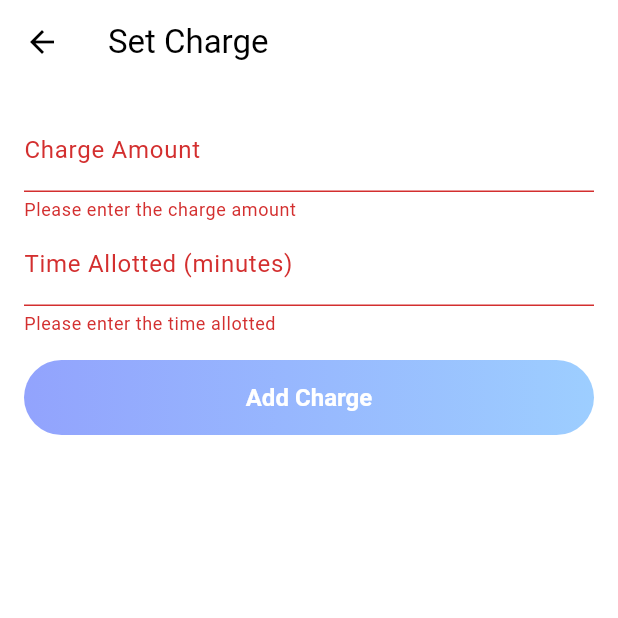
After one commit to bhargavrohit33/Medibookings, a Flutter app: the HomePage screen opened by its route, item 3 of the bottom bar chosen, after a tap on "Add Charge", on a phone screen of 412 x 824 dp, the top half of it. The commit adds this screen. Run offline on Flutter 3.47's test engine with Material 3 defaults, Android fonts, the phone set to English and light mode, and no system bars; our stand-ins replace file_picker, google_fonts, table_calendar; Roboto replaces fonts that are missing (Poppins).

Commit message:
created set charge , home screen and other screens

```diff
--- a/lib/common/app_colors.dart
+++ b/lib/common/app_colors.dart
@@ -1,12 +1,11 @@
- import 'dart:ui';
 
 import 'package:flutter/material.dart';
 import 'package:medibookings/common/material_color.dart';
 
 var primaryColor = Color(0xFF92A3FD);
-
 var themeColor = createMaterialColor(const Color(0xFF92A3FD));
 var buttonGradient = Color(0xFF9DCEFF);
+var secondaryColor = Color.fromARGB(255, 119, 208, 243);
 var lightpinkColor = Color(0xFFC58BF2);
 var bottomBarContentColor = Colors.white;
 //color
--- a/lib/common/route.dart
+++ b/lib/common/route.dart
@@ -2,18 +2,24 @@
 
 import 'package:flutter/material.dart';
 import 'package:medibookings/common/route_name.dart';
+import 'package:medibookings/presentation/screens/appointment/appointment_screen.dart';
 import 'package:medibookings/presentation/screens/auth/forgot_password_screen.dart';
 import 'package:medibookings/presentation/screens/auth/login_screen.dart';
 import 'package:medibookings/presentation/screens/auth/register_screen.dart';
+import 'package:medibookings/presentation/screens/home/home_screen.dart';
+import 'package:medibookings/presentation/screens/set_charge/set_charge_screen.dart';
 import 'package:medibookings/presentation/screens/splash/splash_screen.dart';
 import 'package:medibookings/presentation/screens/upload_document/upload_documents_screen.dart';
 import 'package:medibookings/presentation/screens/welcome/welcome_screen.dart';
 
 Map<String,WidgetBuilder> routes ={
   RouteName.splashRoute:(context)=>const SplashScreen(),
+  RouteName.homePageRoute:(context)=>const HomePage(),
   RouteName.welcomeRoute:(context) => const WelcomeScreen(),
   RouteName.loginRoute:(context) => const LoginScreen(),
+  RouteName.appointmentPageRoute:(context) => const AppointmentScreen(),
   RouteName.registerRoute:(context) =>  RegisterScreen(),
+  RouteName.setChargeRoute:(context) =>  const SetChargeScreen(),
   RouteName.forgetPasswordRoute:(context) => const ForgotPasswordScreen(),
   RouteName.uploadDocumentPageRoute:(context)=>const UploadDocumentsScreen()
 };
--- a/lib/common/route_name.dart
+++ b/lib/common/route_name.dart
@@ -1,10 +1,11 @@
 class RouteName{
-    static const String splashRoute= "/splash";
-    static const String welcomeRoute= "/welcome";
+  static const String splashRoute= "/splash";
+  static const String welcomeRoute= "/welcome";
   static const String loginRoute = "/login";
   static const String registerRoute = "/register";
   static const String forgetPasswordRoute = "/forgetPassword";
   static const String homePageRoute = "/home";
-    static const String uploadDocumentPageRoute = "/uploadDocumentPage";
-
+  static const String setChargeRoute = "/set_charge";
+  static const String appointmentPageRoute = "/appointment";
+  static const String uploadDocumentPageRoute = "/uploadDocumentPage";
 }
--- a/lib/common/utils.dart
+++ b/lib/common/utils.dart
@@ -25,9 +25,9 @@ final themeData = ThemeData(
     unselectedItemColor: Colors.grey,
     // Ensure elevation and shadow properties align with MD3
     elevation: 8,
-    selectedIconTheme: IconThemeData(size: 24),
+    selectedIconTheme: const IconThemeData(size: 24),
   ),
-  bottomSheetTheme: BottomSheetThemeData(
+  bottomSheetTheme: const BottomSheetThemeData(
     backgroundColor: Colors.white,
     // Ensure elevation and shadow properties align with MD3
     elevation: 24,
@@ -81,7 +81,7 @@ final themeData = ThemeData(
   listTileTheme: ListTileThemeData(
     tileColor: Colors.white,
     // Ensure content padding aligns with MD3
-    contentPadding: EdgeInsets.symmetric(vertical: 12.0, horizontal: 16.0),
+    contentPadding: const EdgeInsets.symmetric(vertical: 12.0, horizontal: 16.0),
     // Ensure shape aligns with MD3
     shape: RoundedRectangleBorder(borderRadius: BorderRadius.circular(8)),
   ),
@@ -119,7 +119,7 @@ final cardShape = RoundedRectangleBorder(
       borderRadius: BorderRadius.circular(15),
       borderSide: BorderSide(color: textFormFieldText)
     ),
-    contentPadding: EdgeInsets.symmetric(vertical: 12.0, horizontal: 16.0),
+    contentPadding: const EdgeInsets.symmetric(vertical: 12.0, horizontal: 16.0),
     fillColor: textFormFieldText,
     hintText: hintText,
     filled: true
--- a/lib/presentation/screens/auth/register_screen.dart
+++ b/lib/presentation/screens/auth/register_screen.dart
@@ -2,7 +2,6 @@ import 'package:flutter/material.dart';
 import 'package:medibookings/common/route_name.dart';
 import 'package:medibookings/common/utils.dart';
 import 'package:medibookings/presentation/screens/common/textFormField.dart';
-import 'package:medibookings/presentation/screens/upload_document/upload_documents_screen.dart';
 import 'package:medibookings/presentation/screens/widget/button.dart';
     // Import the widget for nurse registration
 
--- a/lib/presentation/screens/common/textFormField.dart
+++ b/lib/presentation/screens/common/textFormField.dart
@@ -13,7 +13,7 @@ TextFormField textFormField({
   int maxLength = TextField.noMaxLength,
   bool showLengthCount = false,
   String? Function(String?)? validator,
-  bool obscureText = false,asdasd
+  bool obscureText = false,
 }) {
   final inputDecoration = decoration ?? defaultInputDecoration();
   final hasLengthCounter = maxLength != TextField.noMaxLength && showLengthCount;
--- /dev/null
+++ b/lib/presentation/screens/home/home_screen.dart
@@ -0,0 +1,79 @@
+import 'package:flutter/material.dart';
+import 'package:medibookings/common/route_name.dart';
+
+class HomePage extends StatelessWidget {
+  const HomePage({super.key});
+
+  @override
+  Widget build(BuildContext context) {
+    return Scaffold(
+      appBar: AppBar(
+        title: const Text('Home Page'),
+      ),
+      drawer: Drawer(
+        child: ListView(
+          padding: EdgeInsets.zero,
+          children: <Widget>[
+            const DrawerHeader(
+              decoration: BoxDecoration(
+                color: Colors.lightBlue,
+              ),
+              child: Text(
+                'Nurse Profile',
+                style: TextStyle(
+                  color: Colors.white,
+                  fontSize: 24,
+                ),
+              ),
+            ),
+            ListTile(
+              title: const Text('Settings'),
+              onTap: () {
+                // Navigate to settings screen or handle other actions
+              },
+            ),
+            ListTile(
+              title: const Text('About'),
+              onTap: () {
+                // Navigate to about screen or handle other actions
+              },
+            ),
+            // Add more list tiles or widgets for profile information
+          ],
+        ),
+      ),
+      body: const Center(
+        child: Text('Main Content'),
+      ),
+      bottomNavigationBar: BottomNavigationBar(
+        items: const <BottomNavigationBarItem>[
+          BottomNavigationBarItem(
+            icon: Icon(Icons.home),
+            label: 'Home',
+          ),
+          BottomNavigationBarItem(
+            icon: Icon(Icons.search),
+            label: 'Appointments',
+          ),
+          BottomNavigationBarItem(
+            icon: Icon(Icons.maps_home_work_sharp),
+            label: 'Set Charge',
+          ),
+        ],
+        onTap: (int index) {
+          switch (index) {
+            case 0: // Home
+              Navigator.pushNamed(context, RouteName.homePageRoute);
+              break;
+            case 1: // Appointments
+              Navigator.pushNamed(context, RouteName.appointmentPageRoute);
+              break;
+            case 2: // Nearby Nurses
+              Navigator.pushNamed(context, RouteName.setChargeRoute);
+              break;
+          }
+        },
+      ),
+    );
+  }
+}
--- /dev/null
+++ b/lib/presentation/screens/set_charge/set_charge_screen.dart
@@ -0,0 +1,84 @@
+import 'package:flutter/material.dart';
+import 'package:medibookings/presentation/screens/common/textFormField.dart';
+import 'package:medibookings/presentation/screens/widget/button.dart';
+
+
+class SetChargeScreen extends StatelessWidget {
+  const SetChargeScreen({super.key});
+
+  @override
+  Widget build(BuildContext context) {
+    return Scaffold(
+      appBar: AppBar(
+        title: const Text('Set Charge'),
+      ),
+      body: const SetChargeForm(),
+    );
+  }
+}
+
+class SetChargeForm extends StatefulWidget {
+  const SetChargeForm({super.key});
+
+  @override
+  _SetChargeFormState createState() => _SetChargeFormState();
+}
+
+class _SetChargeFormState extends State<SetChargeForm> {
+  final _formKey = GlobalKey<FormState>();
+  final TextEditingController _chargeAmountController = TextEditingController();
+  final TextEditingController _timeAllottedController = TextEditingController();
+
+  @override
+  Widget build(BuildContext context) {
+    return Padding(
+      padding: const EdgeInsets.all(16.0),
+      child: Form(
+        key: _formKey,
+        child: Column(
+          crossAxisAlignment: CrossAxisAlignment.start,
+          children: [
+            textFormField(
+              textEditingController: _chargeAmountController,
+              decoration: const InputDecoration(labelText: 'Charge Amount'),
+              keyboardType: TextInputType.number,
+              validator: (value) {
+                if (value!.isEmpty) {
+                  return 'Please enter the charge amount';
+                }
+                return null;
+              },
+            ),
+            textFormField(
+              textEditingController: _timeAllottedController,
+              decoration: const InputDecoration(labelText: 'Time Allotted (minutes)'),
+              keyboardType: TextInputType.number,
+              validator: (value) {
+                if (value!.isEmpty) {
+                  return 'Please enter the time allotted';
+                }
+                return null;
+              },
+            ),
+            const SizedBox(height: 16.0),
+            basicButton(
+              onPressed: () {
+                if (_formKey.currentState!.validate()) {
+                  // Handle form submission
+                  _addCharge();
+                }
+              },
+              text: 'Add Charge',
+            ),
+          ],
+        ),
+      ),
+    );
+  }
+
+  void _addCharge() {
+    // Logic to add charge
+    // You can access charge amount and time allotted using _chargeAmountController.text and _timeAllottedController.text respectively
+    // Make API call or update database here
+  }
+}
--- a/lib/presentation/screens/splash/splash_screen.dart
+++ b/lib/presentation/screens/splash/splash_screen.dart
@@ -1,6 +1,5 @@
 import 'package:flutter/material.dart';
 import 'package:medibookings/common/route_name.dart';
-import 'package:medibookings/presentation/screens/welcome/welcome_screen.dart';
 
 
 abstract class SplashScreenStateInterface {
--- a/pubspec.yaml
+++ b/pubspec.yaml
@@ -35,6 +35,7 @@ dependencies:
   # The following adds the Cupertino Icons font to your application.
   # Use with the CupertinoIcons class for iOS style icons.
   cupertino_icons: ^1.0.2
+  table_calendar: ^3.1.0
 
 dev_dependencies:
   flutter_test:
@@ -45,7 +46,7 @@ dev_dependencies:
   # package. See that file for information about deactivating specific lint
   # rules and activating additional ones.
   flutter_lints: ^3.0.1
-  file_picker: ^4.0.0
+  file_picker: ^6.1.1
   google_fonts: ^6.1.0
 # For information on the generic Dart part of this file, see the
 # following page: https://dart.dev/tools/pub/pubspec
@@ -61,6 +62,7 @@ flutter:
   # To add assets to your application, add an assets section, like this:
   assets:
      - assets/Logo.png
+     - assets/Nurse.png
   #   - images/a_dot_ham.jpeg
 
   # An image asset can refer to one or more resolution-specific "variants", see
```
Also changed, not shown: assets/button.dart (deleted, +0 -40 lines), lib/presentation/screens/appointment/appointment_screen.dart (added, +108 -0 lines), lib/presentation/screens/auth/login_screen.dart (+4 -7 lines), lib/presentation/screens/welcome/welcome_screen.dart (+17 -7 lines), assets/Nurse.png (added), pubspec.lock.
